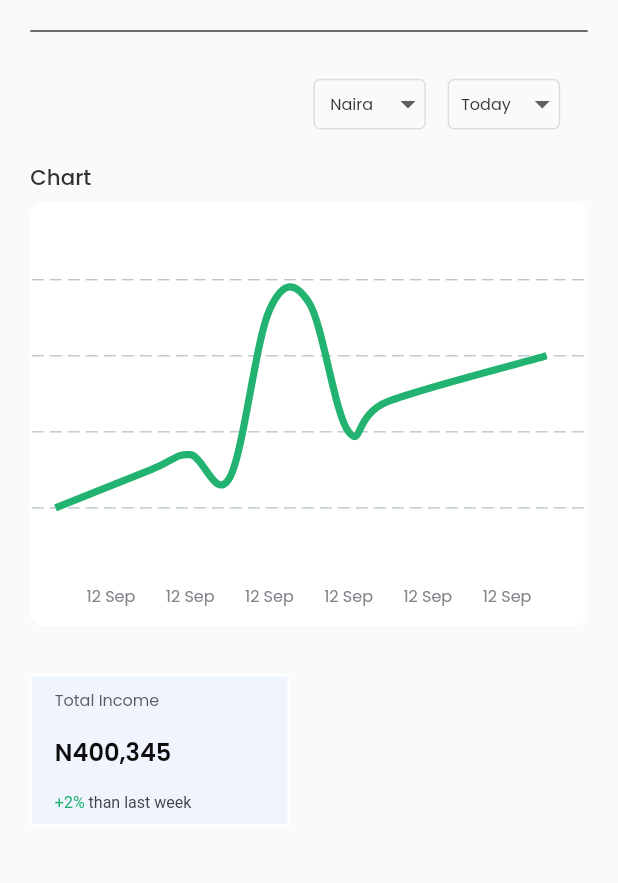
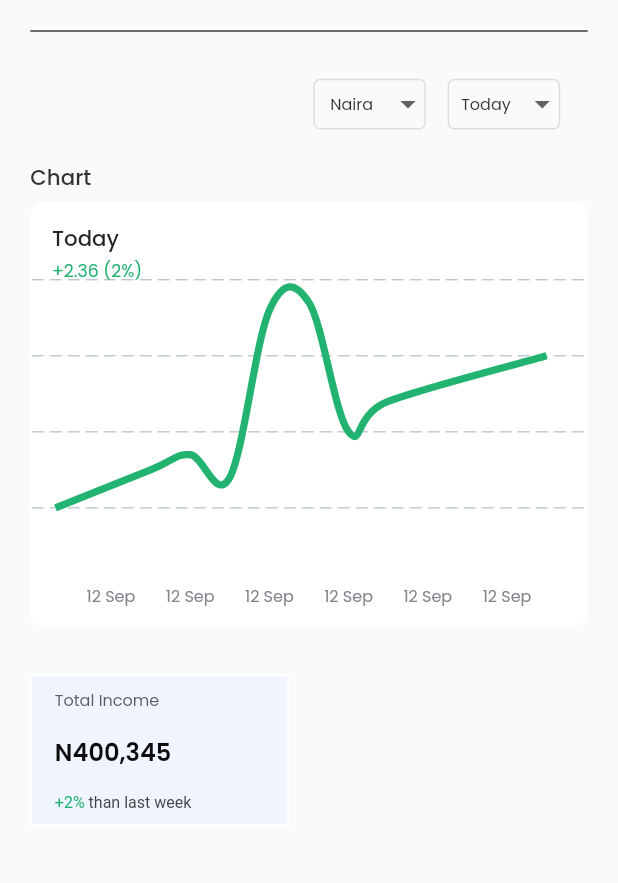
Before and after one commit to Ire-oluwa/simservers, a Flutter app: the StatisticsScreen screen opened directly, on a phone screen of 412 x 824 dp, the part 65-948 px from its top. Run offline on Flutter 3.47's test engine with Material 2 defaults, Android fonts, the phone set to English and light mode, and no system bars; drawn by our look-alikes of fl_chart; our stand-ins replace flutter_screenutil, font_awesome_flutter, google_fonts; missing offline and left inert: platform_device_id.

```diff
--- a/lib/providers/transactions_provider/transactions_provider.dart
+++ b/lib/providers/transactions_provider/transactions_provider.dart
@@ -4,10 +4,10 @@ class TransactionProvider extends ChangeNotifier {
   final List _currencies = ["Mtn", "Naira", "Airtel", "Glo"];
   final List _period = [
     "Today",
-    "last week",
+    "Last week",
     "month",
-    "last 30 days",
-    "last 60 days",
+    "Last 30 days",
+    "Last 60 days",
   ];
 
   List get currencies {
--- a/lib/screens/choose_plan/choose_plan.dart
+++ b/lib/screens/choose_plan/choose_plan.dart
@@ -16,7 +16,7 @@ class ChoosePlan extends StatefulWidget {
   static const _icon = Icon(
     Icons.check,
     color: kPrimaryGreen,
-    size: 13.0,
+    size: 16.0,
   );
 
   @override
@@ -235,7 +235,7 @@ class _ChoosePlanState extends State<ChoosePlan> {
                                               "Number of devices (30)",
                                               context),
                                       _buildMonthlyPlan(SizedBox(width: 25.0.w),
-                                          "Device setup fee (2000)", context),
+                                          "Device setup fee (N2000)", context),
                                       _buildMonthlyPlan(SizedBox(width: 25.0.w),
                                           "CG set up fee (N10000)", context),
                                     ],
@@ -287,7 +287,7 @@ class _ChoosePlanState extends State<ChoosePlan> {
                                               "Number of devices (30)",
                                               context),
                                       _buildMonthlyPlan(SizedBox(width: 25.0.w),
-                                          "Device setup fee (2000)", context),
+                                          "Device setup fee (N2000)", context),
                                       _buildMonthlyPlan(SizedBox(width: 25.0.w),
                                           "CG set up fee (N10000)", context),
                                     ],
@@ -402,10 +402,10 @@ Widget _buildMonthlyPlan(icon, text, context) {
           SizedBox(width: 10.0.w),
           SizedBox(
             height: 19.0.h,
-            width: 140.0.w,
+            width: 160.0.w,
             child: CustomText(
               text: text,
-              fontSize: 12.0.sp,
+              fontSize: 14.0.sp,
             ),
           ),
         ],
--- a/lib/screens/statistics/statistics.dart
+++ b/lib/screens/statistics/statistics.dart
@@ -19,9 +19,13 @@ class StatisticsScreen extends StatefulWidget {
 
 class _StatisticsScreenState extends State<StatisticsScreen> {
   late String currenciesDropdownValue =
-      context.read<TransactionProvider>().currencies[1];
+  context
+      .read<TransactionProvider>()
+      .currencies[1];
   late String periodDropdownValue =
-      context.read<TransactionProvider>().period[0];
+  context
+      .read<TransactionProvider>()
+      .period[0];
 
   @override
   Widget build(BuildContext context) {
@@ -54,7 +58,8 @@ class _StatisticsScreenState extends State<StatisticsScreen> {
                         items: context
                             .read<TransactionProvider>()
                             .currencies
-                            .map((e) => DropdownMenuItem<String>(
+                            .map((e) =>
+                            DropdownMenuItem<String>(
                                 value: e,
                                 child: Center(
                                   child: CustomText(
@@ -81,7 +86,8 @@ class _StatisticsScreenState extends State<StatisticsScreen> {
                             .read<TransactionProvider>()
                             .period
                             .map(
-                              (e) => DropdownMenuItem<String>(
+                              (e) =>
+                              DropdownMenuItem<String>(
                                 value: e,
                                 child: Center(
                                   child: CustomText(
@@ -91,7 +97,7 @@ class _StatisticsScreenState extends State<StatisticsScreen> {
                                   ),
                                 ),
                               ),
-                            )
+                        )
                             .toList(),
                         onDropdownSelected: (value) {
                           setState(() {
@@ -117,8 +123,32 @@ class _StatisticsScreenState extends State<StatisticsScreen> {
                   height: 317.0.h,
                   width: 386.0.w,
                   containerChild: Stack(
-                    children: const [
-                      BuildLineChart(),
+                    children: [
+                      const BuildLineChart(),
+                      Positioned(
+                        top: 14.0.h,
+                        left: 14.0.w,
+                        child: SizedBox(
+                          height: 25.0.h,
+                          width: 98.0.w,
+                          child: CustomText(
+                            text: periodDropdownValue,
+                            fontSize: 16.0.sp,
+                            fontWeight: FontWeight.w500,
+                          ),
+                        ),
+                      ),
+                      Positioned(
+                        top: 40.0.h,
+                        left: 14.0.w,
+                        child: SizedBox(
+                            height: 17.0.h,
+                            width: 73.0.w,
+                            child: CustomText(text: "+2.36 (2%)",
+                              colour: const Color(0xFF23B371),
+                              fontSize: 13.0.sp,),
+                        ),
+                      ),
                     ],
                   ),
                 ),
```
